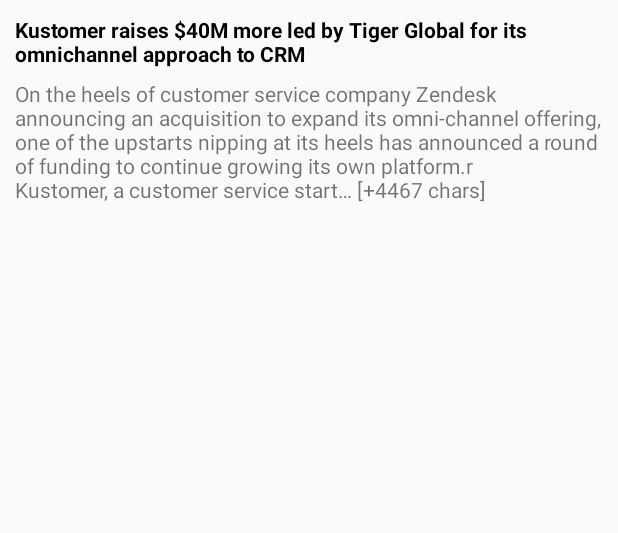
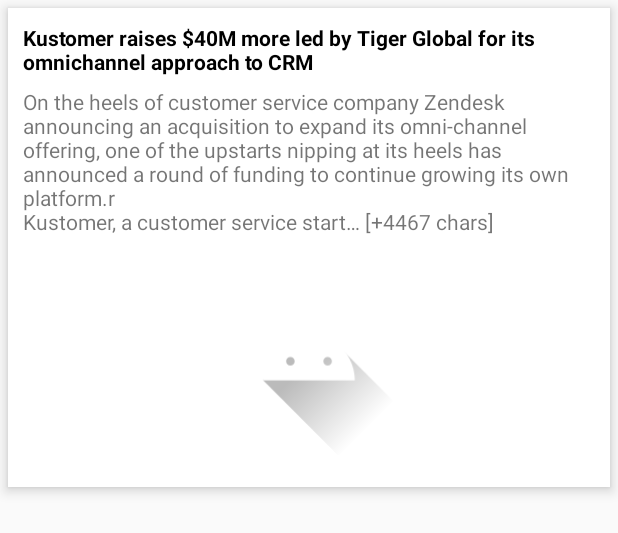
Before and after one commit to gauravdewat/NewsApplication, an Android app: the layout news_article_item.xml on its own in the app's theme, with its tools: preview values and no code run, on a phone screen of 412 x 824 dp. Shown: the top 533 px of the screen. Run offline under Robolectric (Android 15) with nearby library versions, the phone set to English and light mode, and no system bars.

```diff
--- a/app/build.gradle
+++ b/app/build.gradle
@@ -67,12 +67,12 @@ dependencies {
 //Glide
 dependencies {
     implementation 'com.github.bumptech.glide:glide:4.9.0'
-    annotationProcessor 'com.github.bumptech.glide:compiler:4.9.0'
+    kapt 'com.github.bumptech.glide:compiler:4.9.0'
 }
 //Room
 dependencies {
     implementation 'android.arch.persistence.room:runtime:1.1.1'
-    annotationProcessor 'android.arch.persistence.room:compiler:1.1.1'
+    kapt 'android.arch.persistence.room:compiler:1.1.1'
 }
 //Timber
 dependencies {
@@ -82,6 +82,7 @@ dependencies {
 dependencies {
     implementation 'com.squareup.moshi:moshi-kotlin:1.8.0'
     implementation "com.squareup.retrofit2:converter-moshi:2.4.0"
+    kapt("com.squareup.moshi:moshi-kotlin-codegen:1.8.0")
 }
 
 dependencies {
--- a/app/src/main/java/gaurav/com/newsapp/di/NetworkModule.kt
+++ b/app/src/main/java/gaurav/com/newsapp/di/NetworkModule.kt
@@ -18,7 +18,8 @@ class NetworkModule {
     @Singleton
     fun provideOkHttpClient(): OkHttpClient{
         return OkHttpClient.Builder()
-            .addInterceptor(HttpLoggingInterceptor())
+
+            .addInterceptor(HttpLoggingInterceptor().setLevel(HttpLoggingInterceptor.Level.BODY))
             .addNetworkInterceptor(StethoInterceptor())
             .build()
     }
--- a/app/src/main/java/gaurav/com/newsapp/mapper/NewsUpdateToUiMapper.kt
+++ b/app/src/main/java/gaurav/com/newsapp/mapper/NewsUpdateToUiMapper.kt
@@ -1,5 +1,6 @@
 package gaurav.com.newsapp.mapper
 
+import android.util.Log
 import gaurav.com.newsapp.models.NewsItems
 import gaurav.com.newsapp.models.NewsUpdatesResponseModel
 import gaurav.com.newsapp.models.NewsUpdatesUIModel
@@ -7,7 +8,8 @@ import javax.inject.Inject
 
 class NewsUpdateToUiMapper @Inject constructor(){
     fun map(newsUpdatesResponseModel: NewsUpdatesResponseModel): NewsUpdatesUIModel{
-        val articles : List<NewsItems> = newsUpdatesResponseModel.newsArticlesModel.map { NewsItems(it.title,it.content) }
+        val articles : List<NewsItems>? = newsUpdatesResponseModel.articlesItem?.let { article->  article.map { NewsItems(it.title,it.content,it.urlToImage) }}
+        Log.d("Tag5", articles?.get(1)?.content.toString())
         return NewsUpdatesUIModel(articles)
     }
 }
--- a/app/src/main/java/gaurav/com/newsapp/models/NewsUpdatesResponseModel.kt
+++ b/app/src/main/java/gaurav/com/newsapp/models/NewsUpdatesResponseModel.kt
@@ -3,7 +3,7 @@ package gaurav.com.newsapp.models
 import com.squareup.moshi.Json
 
 data class NewsUpdatesResponseModel (
-    @Json(name = "status") val status : String,
-    @Json(name = "totalResults") val totalResults : String ,
-    @Json(name = "articles") val newsArticlesModel: List<NewsArticlesModel>
+    @Json(name = "status") val status : String?,
+    @Json(name = "totalResults") val totalResults : String? ,
+    @field:Json(name = "articles") val articlesItem: List<NewsArticlesModel>?
 )
--- a/app/src/main/java/gaurav/com/newsapp/models/NewsUpdatesUIModel.kt
+++ b/app/src/main/java/gaurav/com/newsapp/models/NewsUpdatesUIModel.kt
@@ -1,6 +1,6 @@
 package gaurav.com.newsapp.models
 
 data class NewsUpdatesUIModel(
-    val newsItems: List<NewsItems>
+    val newsItems: List<NewsItems>?
 )
-data class NewsItems(val title: String, val content: String)
+data class NewsItems(val title: String?, val content: String?, val urlToImage: String?)
--- a/app/src/main/java/gaurav/com/newsapp/repo/NewsUpdatesRepoImpl.kt
+++ b/app/src/main/java/gaurav/com/newsapp/repo/NewsUpdatesRepoImpl.kt
@@ -1,5 +1,6 @@
 package gaurav.com.newsapp.repo
 
+import android.util.Log
 import gaurav.com.newsapp.models.NewsUpdatesResponseModel
 import gaurav.com.newsapp.network.NewsApiService
 import io.reactivex.Single
@@ -7,6 +8,7 @@ import javax.inject.Inject
 
 class NewsUpdatesRepoImpl @Inject constructor(val newsApiService : NewsApiService): NewsUpdatesRepo {
     override fun getNewsUpdates(apikey: String, source: String): Single<NewsUpdatesResponseModel> {
+        Log.d("Tag6","")
         return newsApiService.getNewsUpdates(apikey,source)
     }
 }
--- a/app/src/main/java/gaurav/com/newsapp/ui/NewsDisplayActivity.kt
+++ b/app/src/main/java/gaurav/com/newsapp/ui/NewsDisplayActivity.kt
@@ -21,7 +21,7 @@ class NewsDisplayActivity : DaggerAppCompatActivity() {
 
     lateinit var viewModel: NewsDisplayViewModel
 
-    enum class UI_STATE {
+    enum class UI_STATE{
         LOADING, SUCCESS, FAILURE
     }
 
--- a/app/src/main/java/gaurav/com/newsapp/ui/adapter/NewsItemsAdapter.kt
+++ b/app/src/main/java/gaurav/com/newsapp/ui/adapter/NewsItemsAdapter.kt
@@ -6,6 +6,7 @@ import android.view.ViewGroup
 import gaurav.com.newsapp.R
 import gaurav.com.newsapp.models.NewsArticlesModel
 import gaurav.com.newsapp.models.NewsItems
+
 
 class NewsItemsAdapter(var newsItemsList: List<NewsItems> = ArrayList()): RecyclerView.Adapter<NewsItemsViewHolder>(){
 
--- a/app/src/main/java/gaurav/com/newsapp/usecase/GetNewsUpdatesUseCase.kt
+++ b/app/src/main/java/gaurav/com/newsapp/usecase/GetNewsUpdatesUseCase.kt
@@ -8,11 +8,10 @@ import gaurav.com.newsapp.repo.NewsUpdatesRepo
 import io.reactivex.Single
 import javax.inject.Inject
 
-
 class GetNewsUpdatesUseCase @Inject constructor(val newsUpdatesRepo: NewsUpdatesRepo, val newsUpdateToUiMapper: NewsUpdateToUiMapper): SingleUseCaseWithParams<NewsUpdatesUIModel>(){
     override fun execute(): Single<NewsUpdatesUIModel> {
         Log.d("TAG4","message")
-        return newsUpdatesRepo.getNewsUpdates(NEWS_API_KEY,"techcrunch")
+        return newsUpdatesRepo.getNewsUpdates(NEWS_API_KEY,"google-news")
             .map { newsUpdateToUiMapper.map(it) }
     }
 }
--- a/app/src/main/java/gaurav/com/newsapp/usecase/SingleUseCaseWithParams.kt
+++ b/app/src/main/java/gaurav/com/newsapp/usecase/SingleUseCaseWithParams.kt
@@ -2,4 +2,6 @@ package gaurav.com.newsapp.usecase
 
 import io.reactivex.Single
 
-abstract class SingleUseCaseWithParams<T>: UseCaseWithParams<Single<T>> () {}
+abstract class SingleUseCaseWithParams<T>: UseCaseWithParams<Single<T>> () {
+
+}
--- a/app/src/main/res/layout/news_article_item.xml
+++ b/app/src/main/res/layout/news_article_item.xml
@@ -2,10 +2,13 @@
 <android.support.constraint.ConstraintLayout
         xmlns:android="http://schemas.android.com/apk/res/android"
         android:layout_width="match_parent"
-        android:layout_height="match_parent">
+        android:layout_height="wrap_content"
+        android:elevation="5dp"
+        android:background="#ffffff"
+        android:layout_margin="5dp">
     <LinearLayout
             android:layout_width="match_parent"
-            android:layout_height="match_parent"
+            android:layout_height="wrap_content"
             android:orientation="vertical"
             android:padding="10dp">
         <TextView
@@ -22,7 +25,14 @@
                 android:layout_width="wrap_content"
                 android:layout_height="wrap_content"
                 android:layout_marginTop="7dp"
+                android:layout_marginBottom="7dp"
                 android:text="On the heels of customer service company Zendesk announcing an acquisition to expand its omni-channel offering, one of the upstarts nipping at its heels has announced a round of funding to continue growing its own platform.\r\nKustomer, a customer service start… [+4467 chars]"/>
+
+        <ImageView
+                android:id="@+id/iv_image_feeds"
+                android:layout_width="match_parent"
+                android:layout_height="150dp"
+                android:src="@drawable/ic_launcher_foreground"/>
     </LinearLayout>
 
 </android.support.constraint.ConstraintLayout>
```
Also changed, not shown: app/src/main/java/gaurav/com/newsapp/MyAppGlideModule.kt (added, +7 -0 lines), app/src/main/java/gaurav/com/newsapp/NewsApp.kt (+8 -0 lines), app/src/main/java/gaurav/com/newsapp/models/NewsArticlesModel.kt (+5 -5 lines), app/src/main/java/gaurav/com/newsapp/ui/adapter/NewsItemsViewHolder.kt (+6 -1 lines).
